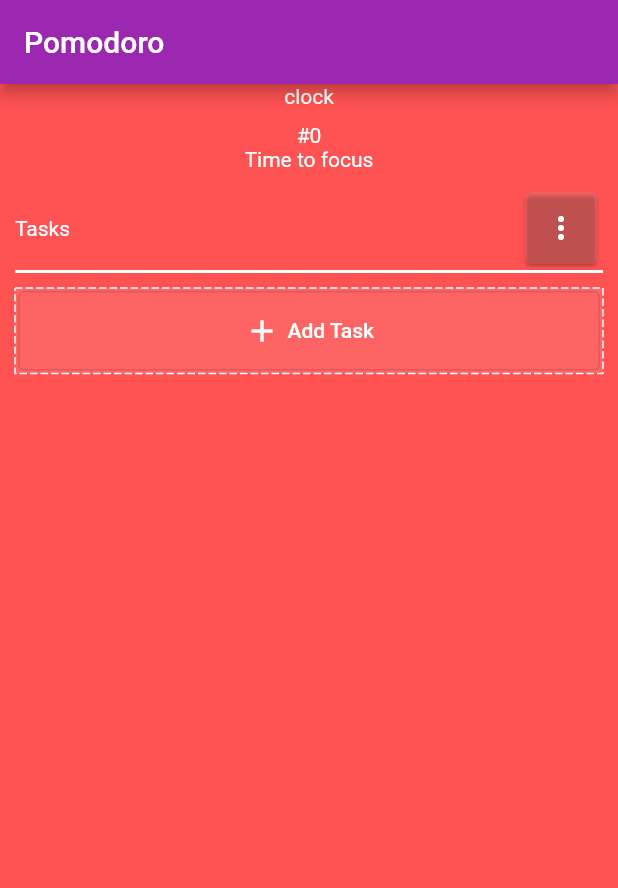
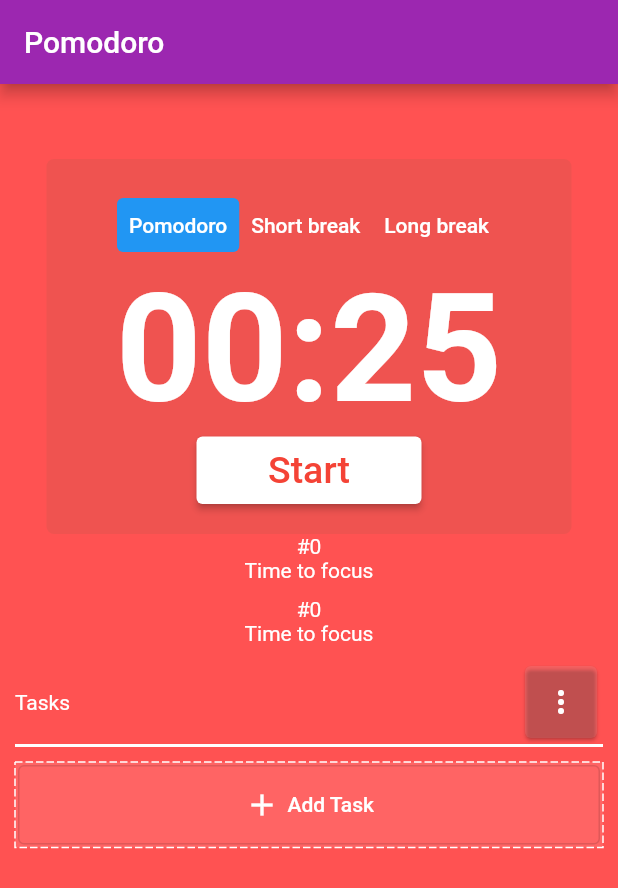
Before and after one commit to manhtu227/App-Pomodoro, a Flutter app: the screen it shows after launch, on a phone screen of 412 x 824 dp. Shown: the top 888 px of the screen. Run offline on Flutter 3.47's test engine with Material 2 defaults, Android fonts, the phone set to English and light mode, and no system bars; drawn by our look-alikes of dotted_border; Roboto replaces fonts that are missing (Quicksand).

Commit message:
add countdownTimer

```diff
--- a/lib/main.dart
+++ b/lib/main.dart
@@ -1,5 +1,6 @@
 import 'package:flutter/material.dart';
 import './widget/task.dart';
+import './widget/countdownTimer.dart';
 
 void main() => runApp(MyApp());
 
@@ -36,7 +37,7 @@ class HomePage extends StatelessWidget {
       body: Container(
           child: Column(
         children: [
-          Text('clock'),
+          CountdownTimerPomo(),
           Tasks(),
         ],
       )),
--- /dev/null
+++ b/lib/widget/countdownTimer.dart
@@ -0,0 +1,183 @@
+import 'package:flutter/material.dart';
+import 'dart:async';
+
+class CountdownTimerPomo extends StatefulWidget {
+  const CountdownTimerPomo({super.key});
+
+  @override
+  State<CountdownTimerPomo> createState() => _CountdownTimerPomoState();
+}
+
+class _CountdownTimerPomoState extends State<CountdownTimerPomo> {
+  int countPomodoro = 0;
+  bool pomodoroBreakState = false;
+  bool countdownState = false;
+  Duration duration = Duration(seconds: 25);
+  Timer? countdownTimer;
+
+  startTimer() {
+    countdownTimer = Timer.periodic(Duration(seconds: 1), (timer) {
+      setCountdown();
+    });
+  }
+
+  stopTimer() {
+    setState(() {
+      countdownState = false;
+      countdownTimer!.cancel();
+    });
+  }
+
+  resetTimer() {
+    stopTimer();
+    setState(() {
+      duration = Duration(minutes: 25);
+    });
+  }
+
+  setCountdown() {
+    setState(() {
+      countdownState = true;
+      final second = duration.inSeconds - 1;
+      if (second < 0) {
+        countdownState = false;
+        countdownTimer!.cancel();
+        if (pomodoroBreakState == false) {
+          pomodoroBreakState = true;
+          countPomodoro += 1;
+          if (countPomodoro % 4 == 0)
+            duration = Duration(seconds: 15);
+          else
+            duration = Duration(seconds: 5);
+        } else {
+          pomodoroBreakState = false;
+          duration = Duration(seconds: 25);
+        }
+      } else {
+        duration = Duration(seconds: second);
+      }
+    });
+  }
+
+  @override
+  Widget build(BuildContext context) {
+    String strDigits(int n) => n.toString().padLeft(2, '0');
+    final minutes = strDigits(duration.inMinutes.remainder(60));
+    final seconds = strDigits(duration.inSeconds.remainder(60));
+    return Container(
+      margin: EdgeInsets.only(top: 50),
+      child: Column(
+        children: [
+          Container(
+            padding: EdgeInsets.symmetric(vertical: 20),
+            width: 350,
+            decoration: BoxDecoration(
+                color: Colors.red.shade400,
+                borderRadius: BorderRadius.circular(5)),
+            child: Column(
+              children: [
+                Row(
+                  mainAxisAlignment: MainAxisAlignment.center,
+                  children: [
+                    TextButton(
+                      onPressed: () => {},
+                      child: Text(
+                        'Pomodoro',
+                        style: TextStyle(color: Colors.white),
+                      ),
+                      style: pomodoroBreakState
+                          ? null
+                          : ButtonStyle(
+                              backgroundColor:
+                                  MaterialStatePropertyAll(Colors.blue)),
+                    ),
+                    TextButton(
+                      onPressed: () => {},
+                      child: Text(
+                        'Short break',
+                        style: TextStyle(color: Colors.white),
+                      ),
+                      style: (pomodoroBreakState && countPomodoro % 4 != 0)
+                          ? ButtonStyle(
+                              backgroundColor:
+                                  MaterialStatePropertyAll(Colors.blue))
+                          : null,
+                    ),
+                    TextButton(
+                      onPressed: () => {},
+                      child: Text(
+                        'Long break',
+                        style: TextStyle(color: Colors.white),
+                      ),
+                      style: (pomodoroBreakState && countPomodoro % 4 == 0)
+                          ? ButtonStyle(
+                              backgroundColor:
+                                  MaterialStatePropertyAll(Colors.blue))
+                          : null,
+                    ),
+                  ],
+                ),
+                Text(
+                  '$minutes:$seconds',
+                  style: TextStyle(fontWeight: FontWeight.bold, fontSize: 100),
+                ),
+                Row(
+                  mainAxisAlignment: MainAxisAlignment.center,
+                  children: [
+                    SizedBox(width: 40),
+                    Container(
+                      width: 150,
+                      height: 45,
+                      child: countdownState
+                          ? ElevatedButton(
+                              onPressed: () {
+                                if (countdownTimer == null ||
+                                    countdownTimer!.isActive) {
+                                  stopTimer();
+                                }
+                              },
+                              child: Text(
+                                'Stop',
+                                style: TextStyle(
+                                  fontSize: 25,
+                                  color: Colors.red,
+                                ),
+                              ),
+                              style: ButtonStyle(
+                                  backgroundColor:
+                                      MaterialStatePropertyAll(Colors.white)),
+                            )
+                          : ElevatedButton(
+                              onPressed: startTimer,
+                              child: Text(
+                                'Start',
+                                style: TextStyle(
+                                  fontSize: 25,
+                                  color: Colors.red,
+                                ),
+                              ),
+                              style: ButtonStyle(
+                                  backgroundColor:
+                                      MaterialStatePropertyAll(Colors.white)),
+                            ),
+                    ),
+                    !countdownState
+                        ? SizedBox(width: 40)
+                        : IconButton(
+                            onPressed: () => {},
+                            icon: Icon(
+                              Icons.skip_next,
+                              color: Colors.white,
+                            )),
+                  ],
+                ),
+              ],
+            ),
+          ),
+          Text("#${countPomodoro}"),
+          pomodoroBreakState ? Text("Time for a break") : Text('Time to focus'),
+        ],
+      ),
+    );
+  }
+}
```
